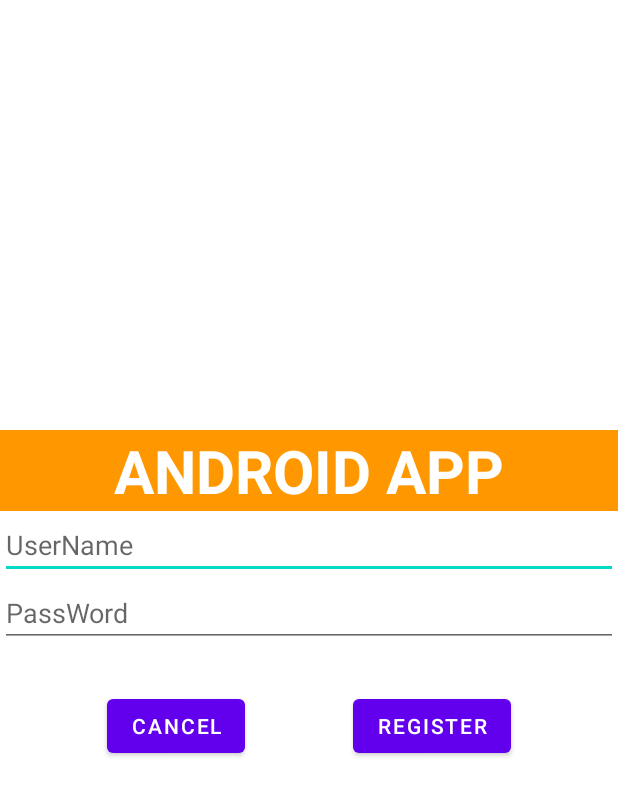
After one commit to Sangckm93/AlertDialog23032021, an Android app: the layout appdialog.xml on its own in the app's theme, with its tools: preview values and no code run, on a phone screen of 412 x 824 dp. The commit adds this screen. Shown: the top 796 px of the screen. Run offline under Robolectric (Android 15) with nearby library versions, the phone set to English and light mode, and no system bars.

Commit message:
Update layout AppDialog

```diff
--- /dev/null
+++ b/app/src/main/java/com/example/alertdialog23032021/AppDialog.java
@@ -0,0 +1,7 @@
+package com.example.alertdialog23032021;
+
+public class AppDialog {
+    public static void createDialogRegister(){
+
+    }
+}
--- a/app/src/main/java/com/example/alertdialog23032021/MainActivity.java
+++ b/app/src/main/java/com/example/alertdialog23032021/MainActivity.java
@@ -20,6 +20,13 @@ public class MainActivity extends AppCompatActivity {
         mBtnAlertDialog.setOnClickListener(new View.OnClickListener() {
             @Override
             public void onClick(View v) {
+                createAlertDialog();
+            }
+        });
+    // non access modifier
+        // final
+    }
+    private void createAlertDialog(){
         AlertDialog.Builder builder = new AlertDialog.Builder(MainActivity.this);
         builder.setTitle("Hãy chọn 1 con vật yêu thích");
 //                builder.setTitle("Bạn có thông báo mới");
@@ -99,7 +106,4 @@ public class MainActivity extends AppCompatActivity {
 
         builder.show();
     }
-        });
-
 }
-}
--- /dev/null
+++ b/app/src/main/res/layout/appdialog.xml
@@ -0,0 +1,80 @@
+<?xml version="1.0" encoding="utf-8"?>
+<androidx.constraintlayout.widget.ConstraintLayout
+    xmlns:android="http://schemas.android.com/apk/res/android"
+    xmlns:app="http://schemas.android.com/apk/res-auto"
+    android:layout_width="match_parent"
+    android:minHeight="250dp"
+    android:maxHeight="300dp"
+    android:layout_height="wrap_content"
+    android:layout_gravity="center">
+    <androidx.constraintlayout.widget.Guideline
+        android:id="@+id/guidelineLeft"
+        android:orientation="vertical"
+        app:layout_constraintGuide_percent="0.1"
+        android:layout_width="wrap_content"
+        android:layout_height="wrap_content"/>
+    <androidx.constraintlayout.widget.Guideline
+        android:id="@+id/guidelineRight"
+        android:orientation="vertical"
+        app:layout_constraintGuide_percent="0.9"
+        android:layout_width="wrap_content"
+        android:layout_height="wrap_content"/>
+    <TextView
+        app:layout_constraintVertical_weight="1"
+        android:id="@+id/title"
+        android:gravity="center"
+        android:textColor="#FFF"
+        android:textStyle="bold"
+        android:background="#FF9800"
+        android:textSize="40sp"
+        app:layout_constraintRight_toRightOf="parent"
+        app:layout_constraintLeft_toLeftOf="parent"
+        app:layout_constraintTop_toTopOf="parent"
+        android:text="ANDROID APP"
+        android:layout_width="0dp"
+        android:layout_height="wrap_content"/>
+
+    <EditText
+        android:id="@+id/editTextUserName"
+        android:hint="UserName"
+        app:layout_constraintLeft_toLeftOf="parent"
+        app:layout_constraintRight_toRightOf="parent"
+        app:layout_constraintTop_toBottomOf="@+id/title"
+        android:layout_width="0dp"
+        android:layout_height="wrap_content"/>
+    <EditText
+        android:id="@+id/editTextPassWord"
+        android:hint="PassWord"
+        app:layout_constraintLeft_toLeftOf="parent"
+        app:layout_constraintRight_toRightOf="parent"
+        app:layout_constraintTop_toBottomOf="@+id/editTextUserName"
+        android:layout_width="0dp"
+        android:layout_height="wrap_content"/>
+    <androidx.constraintlayout.widget.ConstraintLayout
+        app:layout_constraintLeft_toLeftOf="parent"
+        app:layout_constraintRight_toRightOf="parent"
+        app:layout_constraintTop_toBottomOf="@+id/editTextPassWord"
+        app:layout_constraintBottom_toBottomOf="parent"
+        android:layout_width="match_parent"
+        android:layout_height="wrap_content">
+        <Button
+            app:layout_constraintBottom_toBottomOf="parent"
+            app:layout_constraintLeft_toLeftOf="parent"
+            app:layout_constraintTop_toTopOf="parent"
+            app:layout_constraintRight_toLeftOf="@id/buttonRegister"
+            android:id="@+id/buttonCancel"
+            android:text="Cancel"
+            android:layout_width="wrap_content"
+            android:layout_height="wrap_content"/>
+        <Button
+            app:layout_constraintBottom_toBottomOf="parent"
+            app:layout_constraintLeft_toRightOf="@id/buttonCancel"
+            app:layout_constraintTop_toTopOf="parent"
+            app:layout_constraintRight_toRightOf="parent"
+            android:id="@+id/buttonRegister"
+            android:text="Register"
+            android:layout_width="wrap_content"
+            android:layout_height="wrap_content"/>
+    </androidx.constraintlayout.widget.ConstraintLayout>
+
+</androidx.constraintlayout.widget.ConstraintLayout>
```
Lines whose indentation alone changed are shown as unchanged.
